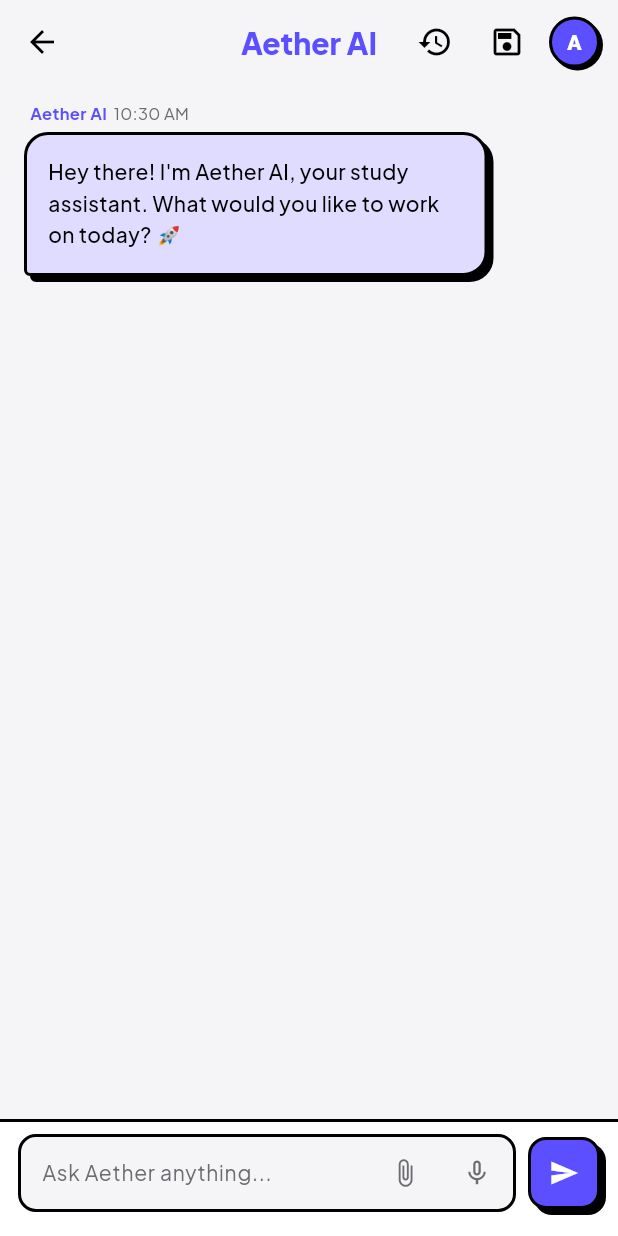
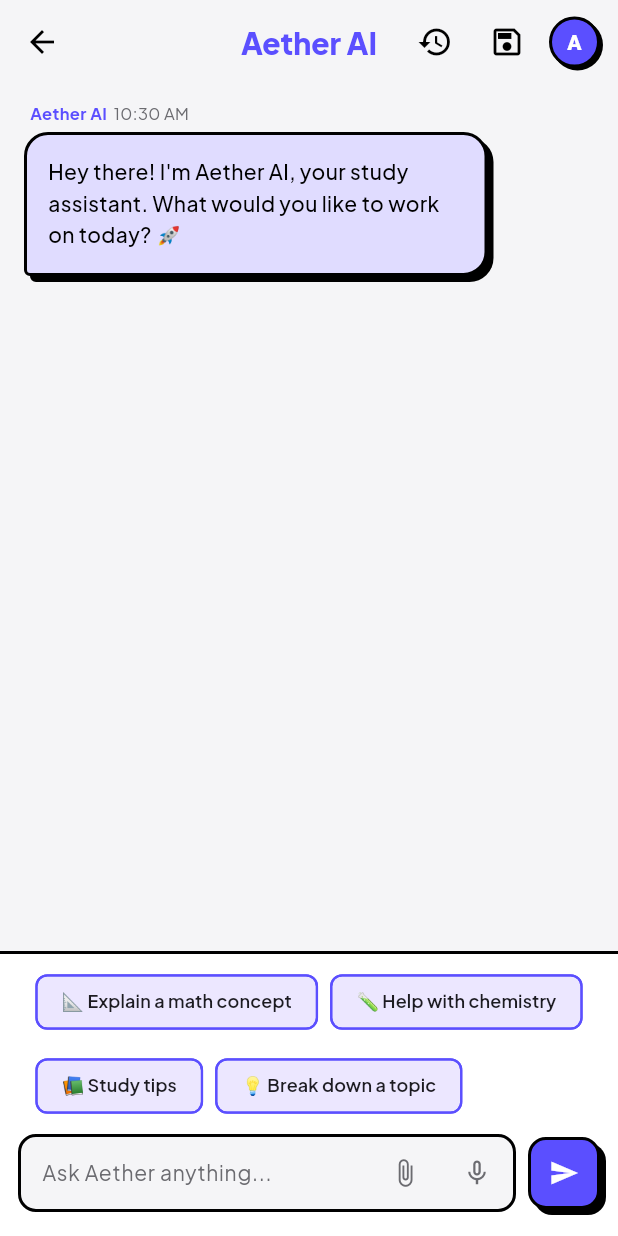
Before and after one commit to MajidFQ/Aether, a Flutter app: the ChatScreen screen opened by its route, after a tap on the "send" icon, on a phone screen of 412 x 824 dp. Run offline on Flutter 3.47's test engine with Material 3 defaults, Android fonts, the phone set to English and light mode, and no system bars; our stand-ins replace cloud_firestore, firebase_auth, firebase_core, flutter_dotenv, google_fonts, google_sign_in and 1 more; accounts and stored records are empty; network calls fail.

Commit message:
Personalize Responses from Chat

```diff
--- a/lib/screens/chat/chat_screen.dart
+++ b/lib/screens/chat/chat_screen.dart
@@ -114,7 +114,13 @@ class _ChatScreenState extends State<ChatScreen> {
     _scrollToBottom();
 
     try {
-      final reply = await _groq.getChatResponse(text);
+      // Build conversation history for context
+      final conversationHistory = _messages.map((m) => {
+        'role': m.isUser ? 'user' : 'assistant',
+        'content': m.text,
+      }).toList();
+
+      final reply = await _groq.getChatResponseWithHistory(conversationHistory);
       if (!mounted) return;
       setState(() {
         _messages.add(
@@ -348,8 +354,17 @@ class _ChatScreenState extends State<ChatScreen> {
       padding: const EdgeInsets.only(left: 16, bottom: 4),
       child: Row(
         children: [
+          const SizedBox(
+            width: 20,
+            height: 20,
+            child: CircularProgressIndicator(
+              strokeWidth: 2,
+              color: _kPrimary,
+            ),
+          ),
+          const SizedBox(width: 12),
           Text(
-            'Aether AI is typing...',
+            'Aether is thinking... 🤔',
             style: GoogleFonts.plusJakartaSans(
               fontSize: 12,
               color: _kMutedGray,
@@ -371,7 +386,26 @@ class _ChatScreenState extends State<ChatScreen> {
         color: cardColor,
         border: const Border(top: BorderSide(color: _kBorderBlack, width: 2)),
       ),
-      child: Row(
+      child: Column(
+        mainAxisSize: MainAxisSize.min,
+        children: [
+          // Suggestion chips — show only at start of conversation
+          if (_messages.length <= 2)
+            Padding(
+              padding: const EdgeInsets.only(bottom: 8),
+              child: Wrap(
+                spacing: 8,
+                runSpacing: 8,
+                children: [
+                  _buildSuggestionChip('📐 Explain a math concept'),
+                  _buildSuggestionChip('🧪 Help with chemistry'),
+                  _buildSuggestionChip('📚 Study tips'),
+                  _buildSuggestionChip('💡 Break down a topic'),
+                ],
+              ),
+            ),
+          // Input field
+          Row(
             children: [
               Expanded(
                 child: Container(
@@ -435,6 +469,28 @@ class _ChatScreenState extends State<ChatScreen> {
               ),
             ],
           ),
+        ],
+      ),
+    );
+  }
+
+  Widget _buildSuggestionChip(String text) {
+    return ActionChip(
+      label: Text(
+        text,
+        style: GoogleFonts.plusJakartaSans(
+          fontSize: 12,
+          fontWeight: FontWeight.w600,
+        ),
+      ),
+      backgroundColor: _kPrimary.withValues(alpha: 0.1),
+      side: const BorderSide(color: _kPrimary, width: 1.5),
+      onPressed: () {
+        // Remove emoji prefix and set as input
+        final cleanText = text.substring(text.indexOf(' ') + 1);
+        _inputController.text = cleanText;
+        _sendMessage();
+      },
     );
   }
 }
```
Also changed, not shown: lib/services/groq_service.dart (+71 -2 lines), 1 other file. Lines whose indentation alone changed are shown as unchanged.
